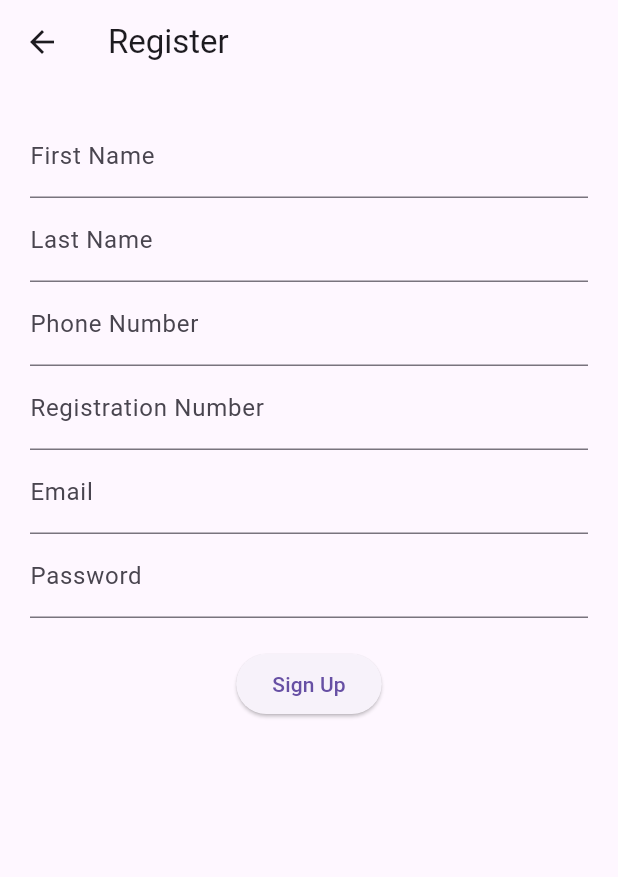
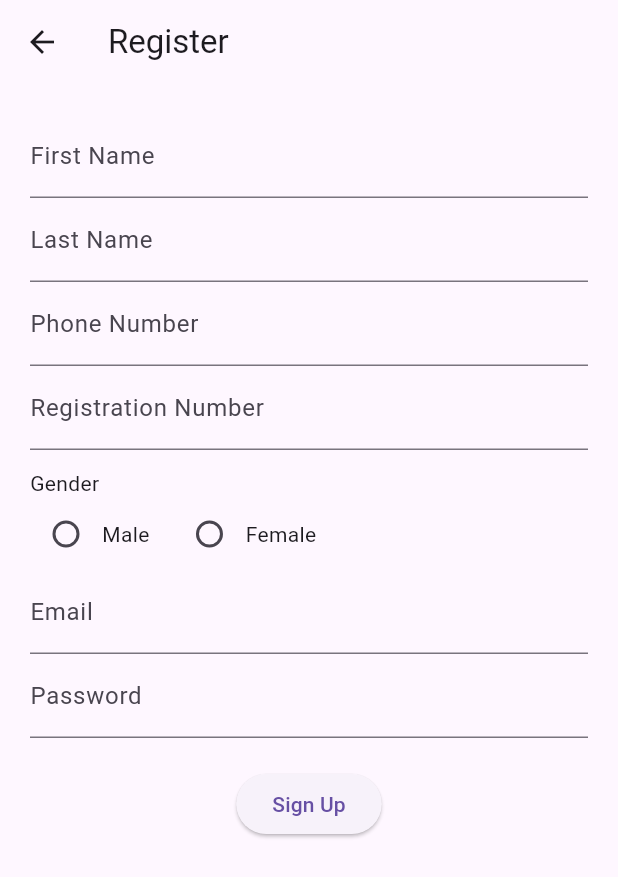
Before and after one commit to Bendy-Paul/Hostel-Reservation, a Flutter app: the RegisterPage screen opened directly, on a phone screen of 412 x 824 dp. Shown: the top 877 px of the screen. Run offline on Flutter 3.47's test engine with Material 3 defaults, Android fonts, the phone set to English and light mode, and no system bars; our stand-ins replace cloud_firestore, firebase_auth, firebase_core; accounts and stored records are empty.

Commit message:
gender verification forchoosing hostels

```diff
--- a/lib/register_page.dart
+++ b/lib/register_page.dart
@@ -18,6 +18,8 @@ class _RegisterPageState extends State<RegisterPage> {
   final _phoneController = TextEditingController();
   final _regNoController = TextEditingController();
 
+  String? _selectedGender;
+
   Future signUp() async {
     try {
       // 1. Create the user in Firebase Authentication
@@ -32,6 +34,7 @@ class _RegisterPageState extends State<RegisterPage> {
         'last_name': _lastNameController.text.trim(),
         'phone': _phoneController.text.trim(),
         'reg_no': _regNoController.text.trim(),
+        'gender': _selectedGender ?? '',
         'email': _emailController.text.trim(),
       });
 
@@ -53,6 +56,28 @@ class _RegisterPageState extends State<RegisterPage> {
             TextField(controller: _lastNameController, decoration: const InputDecoration(labelText: "Last Name")),
             TextField(controller: _phoneController, decoration: const InputDecoration(labelText: "Phone Number"), keyboardType: TextInputType.phone),
             TextField(controller: _regNoController, decoration: const InputDecoration(labelText: "Registration Number")),
+            const SizedBox(height: 12),
+            Align(
+              alignment: Alignment.centerLeft,
+              child: Text("Gender", style: Theme.of(context).textTheme.bodyMedium),
+            ),
+            Row(
+              children: [
+                Radio<String>(
+                  value: 'Male',
+                  groupValue: _selectedGender,
+                  onChanged: (value) => setState(() => _selectedGender = value),
+                ),
+                const Text('Male'),
+                const SizedBox(width: 16),
+                Radio<String>(
+                  value: 'Female',
+                  groupValue: _selectedGender,
+                  onChanged: (value) => setState(() => _selectedGender = value),
+                ),
+                const Text('Female'),
+              ],
+            ),
             TextField(controller: _emailController, decoration: const InputDecoration(labelText: "Email")),
             TextField(controller: _passwordController, decoration: const InputDecoration(labelText: "Password"), obscureText: true),
             const SizedBox(height: 20),
```
